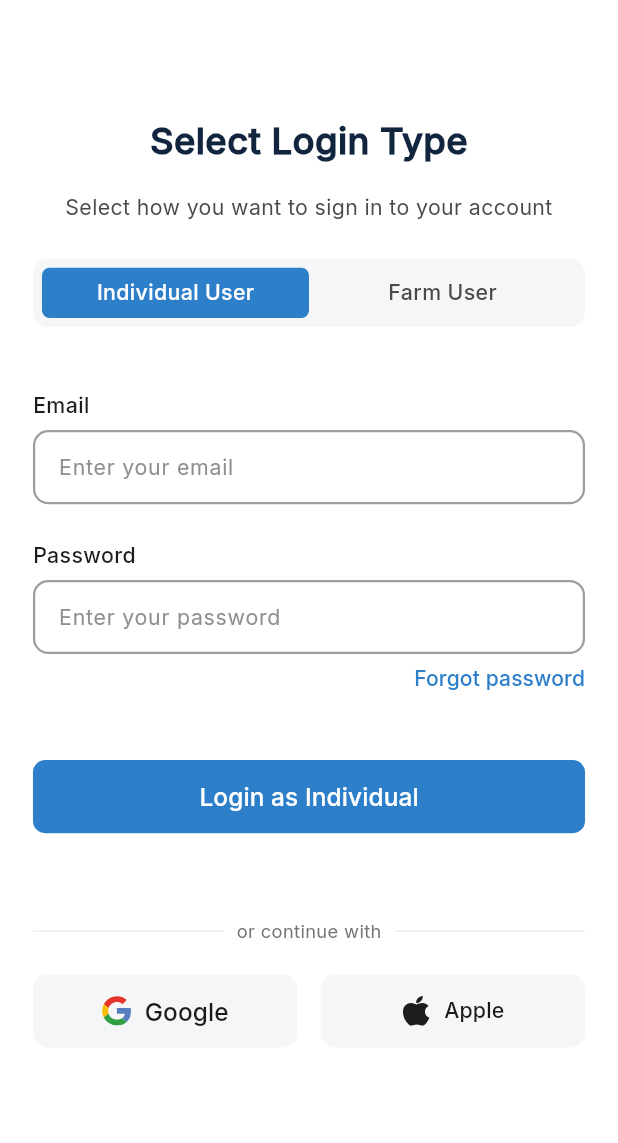
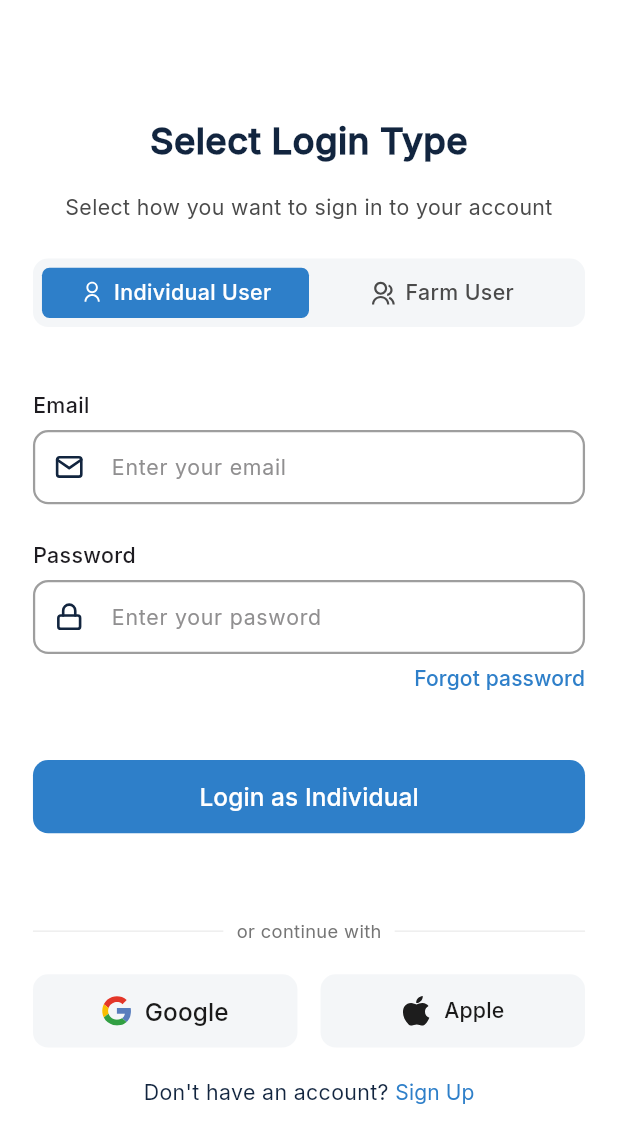
Before and after one commit to Joint-Venture-AI/milk_mix, a Flutter app: the SigninScreen screen opened by its route, on a phone screen of 412 x 824 dp. Shown: the top 1143 px of the screen. Run offline on Flutter 3.47's test engine with Material 3 defaults, Android fonts, the phone set to English and light mode, and no system bars; our stand-ins replace flutter_screenutil, flutter_svg, get.

Commit message:
login screen has done

```diff
--- a/lib/view/authentication/signin/signin_screen.dart
+++ b/lib/view/authentication/signin/signin_screen.dart
@@ -30,7 +30,7 @@ class _SigninScreenState extends State<SigninScreen> {
     return Scaffold(
       backgroundColor: AppColors.surface,
       body: SafeArea(
-        child: Padding(
+        child: SingleChildScrollView(
           padding: EdgeInsets.all(20.w),
           child: Column(
             crossAxisAlignment: CrossAxisAlignment.stretch,
@@ -56,6 +56,8 @@ class _SigninScreenState extends State<SigninScreen> {
                 ),
               ),
               SizedBox(height: 24.h),
+
+              ///--
               Container(
                 height: 45.h,
                 decoration: BoxDecoration(
@@ -66,15 +68,23 @@ class _SigninScreenState extends State<SigninScreen> {
                   padding: const EdgeInsets.all(6.0),
                   child: Row(
                     children: [
-                      ToggleButton('individual', 'Individual User'),
-                      ToggleButton('farm', 'Farm User'),
+                      ToggleButton(
+                        'individual',
+                        'assets/logos/user-line.svg',
+                        'Individual User',
+                      ),
+                      ToggleButton(
+                        'farm',
+                        'assets/logos/multi-user.svg',
+                        'Farm User',
+                      ),
                     ],
                   ),
                 ),
               ),
 
               SizedBox(height: 42.h),
-
+              //---individula user-----
               if (selectedType == 'individual') ...[
                 Text(
                   'Email',
@@ -94,6 +104,19 @@ class _SigninScreenState extends State<SigninScreen> {
                       fontSize: 14.sp,
                       fontWeight: FontWeight.w400,
                     ),
+                    prefixIcon: Padding(
+                      padding: EdgeInsets.all(12.w),
+                      child: SvgPicture.asset(
+                        'assets/logos/mail.svg',
+                        width: 20.w,
+                        height: 20.h,
+                      ),
+                    ),
+
+                    prefixIconConstraints: BoxConstraints(
+                      minWidth: 40.w,
+                      minHeight: 40.h,
+                    ),
                   ),
                   style: TextStyle(
                     color: AppColors.textPrimary,
@@ -110,15 +133,27 @@ class _SigninScreenState extends State<SigninScreen> {
                 ),
                 SizedBox(height: 6.h),
                 TextField(
-                  controller: _passwordController,
-                  keyboardType: TextInputType.visiblePassword,
-                  obscureText: true,
+                  controller: _emailController,
+                  keyboardType: TextInputType.emailAddress,
                   decoration: InputDecoration(
-                    hintText: 'Enter your password',
+                    hintText: 'Enter your pasword',
                     hintStyle: TextStyle(
                       color: AppColors.textLightGrey,
                       fontSize: 14.sp,
                       fontWeight: FontWeight.w400,
+                    ),
+                    prefixIcon: Padding(
+                      padding: EdgeInsets.all(12.w),
+                      child: SvgPicture.asset(
+                        'assets/logos/lock.svg',
+                        width: 20.w,
+                        height: 20.h,
+                      ),
+                    ),
+
+                    prefixIconConstraints: BoxConstraints(
+                      minWidth: 40.w,
+                      minHeight: 40.h,
                     ),
                   ),
                   style: TextStyle(
@@ -236,10 +271,41 @@ class _SigninScreenState extends State<SigninScreen> {
                         ),
                       ),
                     ),
+                    SizedBox(height: 20.h),
                   ],
                 ),
                 SizedBox(height: 20.h),
+                Row(
+                  mainAxisAlignment: MainAxisAlignment.center,
+                  children: [
+                    Text(
+                      "Don't have an account?",
+                      style: TextStyle(
+                        fontSize: 14.sp,
+                        fontWeight: FontWeight.w400,
+                        color: AppColors.textPrimary,
+                      ),
+                    ),
+                    SizedBox(width: 4.w),
+                    TextButton(
+                      style: TextButton.styleFrom(
+                        padding: EdgeInsets.zero,
+                        minimumSize: Size.zero,
+                        tapTargetSize: MaterialTapTargetSize.shrinkWrap,
+                      ),
+                      onPressed: () {},
+                      child: const Text(
+                        'Sign Up',
+                        style: TextStyle(
+                          color: AppColors.primary,
+                          fontWeight: FontWeight.w400,
+                        ),
+                      ),
+                    ),
+                  ],
+                ),
               ] else ...[
+                //-------farm user-----
                 Text(
                   'Farm Username',
                   style: TextStyle(
@@ -249,13 +315,28 @@ class _SigninScreenState extends State<SigninScreen> {
                 ),
                 SizedBox(height: 6.h),
                 TextField(
-                  controller: _usernameController,
-                  keyboardType: TextInputType.name,
+                  controller: _emailController,
+                  keyboardType: TextInputType.emailAddress,
                   decoration: InputDecoration(
                     hintText: 'Enter your username',
                     hintStyle: TextStyle(
                       color: AppColors.textLightGrey,
                       fontSize: 14.sp,
+                      fontWeight: FontWeight.w400,
+                    ),
+                    prefixIcon: Padding(
+                      padding: EdgeInsets.all(12.w),
+                      child: SvgPicture.asset(
+                        'assets/logos/at.svg',
+                        width: 20.w,
+                        height: 20.h,
+                        color: AppColors.textPrimary,
+                      ),
+                    ),
+
+                    prefixIconConstraints: BoxConstraints(
+                      minWidth: 40.w,
+                      minHeight: 40.h,
                     ),
                   ),
                   style: TextStyle(
@@ -280,6 +361,20 @@ class _SigninScreenState extends State<SigninScreen> {
                     hintStyle: TextStyle(
                       color: AppColors.textLightGrey,
                       fontSize: 14.sp,
+                      fontWeight: FontWeight.w400,
+                    ),
+                    prefixIcon: Padding(
+                      padding: EdgeInsets.all(12.w),
+                      child: SvgPicture.asset(
+                        'assets/logos/mail.svg',
+                        width: 20.w,
+                        height: 20.h,
+                      ),
+                    ),
+
+                    prefixIconConstraints: BoxConstraints(
+                      minWidth: 40.w,
+                      minHeight: 40.h,
                     ),
                   ),
                   style: TextStyle(
@@ -297,20 +392,39 @@ class _SigninScreenState extends State<SigninScreen> {
                 ),
                 SizedBox(height: 6.h),
                 TextField(
-                  controller: _passwordController,
-                  keyboardType: TextInputType.visiblePassword,
-                  obscureText: true,
+                  controller: _emailController,
+                  keyboardType: TextInputType.emailAddress,
                   decoration: InputDecoration(
-                    hintText: 'Enter your password',
+                    hintText: 'Enter your email',
                     hintStyle: TextStyle(
                       color: AppColors.textLightGrey,
                       fontSize: 14.sp,
+                      fontWeight: FontWeight.w400,
+                    ),
+                    prefixIcon: Padding(
+                      padding: EdgeInsets.all(12.w),
+                      child: SvgPicture.asset(
+                        'assets/logos/lock.svg',
+                        width: 20.w,
+                        height: 20.h,
+                        color: AppColors.textPrimary,
+                      ),
+                    ),
+
+                    prefixIconConstraints: BoxConstraints(
+                      minWidth: 40.w,
+                      minHeight: 40.h,
                     ),
                   ),
                   style: TextStyle(
                     color: AppColors.textPrimary,
                     fontSize: 14.sp,
                   ),
+                ),
+                SizedBox(height: 44.h),
+                TextWidgetButton(
+                  text: 'Login as Farm Member',
+                  onPressed: () {},
                 ),
               ],
             ],
@@ -320,12 +434,12 @@ class _SigninScreenState extends State<SigninScreen> {
     );
   }
 
-  Widget ToggleButton(String value, String text) {
+  Widget ToggleButton(String value, String imagePath, String label) {
     final isSelected = selectedType == value;
+
     return Expanded(
       child: SizedBox(
         height: 33.h,
-
         child: GestureDetector(
           onTap: () => setState(() => selectedType = value),
           child: Container(
@@ -333,15 +447,25 @@ class _SigninScreenState extends State<SigninScreen> {
               color: isSelected ? AppColors.primary : Colors.transparent,
               borderRadius: BorderRadius.circular(5.r),
             ),
-            child: Center(
-              child: Text(
-                text,
-                style: TextStyle(
+            padding: EdgeInsets.symmetric(horizontal: 8.w),
+            child: Row(
+              mainAxisAlignment: MainAxisAlignment.center,
+              children: [
+                SvgPicture.asset(
+                  imagePath,
+                  height: 16.h,
                   color: isSelected ? Colors.white : AppColors.textGrey,
-                  fontWeight: FontWeight.w600,
-                  fontSize: 14.sp,
                 ),
-              ),
+                SizedBox(width: 6.w),
+                Text(
+                  label,
+                  style: TextStyle(
+                    color: isSelected ? Colors.white : AppColors.textGrey,
+                    fontWeight: FontWeight.w600,
+                    fontSize: 14.sp,
+                  ),
+                ),
+              ],
             ),
           ),
         ),
--- a/lib/view/widget/text_button_widget.dart
+++ b/lib/view/widget/text_button_widget.dart
@@ -18,7 +18,7 @@ class TextWidgetButton extends StatelessWidget {
       height: 48.h,
       width: double.infinity,
       decoration: BoxDecoration(
-        borderRadius: BorderRadius.circular(8.r),
+        borderRadius: BorderRadius.circular(10.r),
         color: AppColors.primary,
       ),
       child: ElevatedButton(
@@ -28,7 +28,7 @@ class TextWidgetButton extends StatelessWidget {
           shadowColor: Colors.transparent,
 
           shape: RoundedRectangleBorder(
-            borderRadius: BorderRadius.circular(8.r),
+            borderRadius: BorderRadius.circular(10.r),
           ),
         ),
         child: Text(
--- a/pubspec.yaml
+++ b/pubspec.yaml
@@ -30,6 +30,11 @@ flutter:
     - assets/images/onboard_2.png
     - assets/logos/apple.svg
     - assets/logos/google.svg
+    - assets/logos/lock.svg
+    - assets/logos/mail.svg
+    - assets/logos/multi-user.svg
+    - assets/logos/user-line.svg
+    - assets/logos/at.svg
 
   fonts:
     - family: Inter
```
Also changed, not shown: assets/logos/at.svg (added), assets/logos/lock.svg (added), assets/logos/mail.svg (added), assets/logos/multi-user.svg (added), assets/logos/user-line.svg (added).
